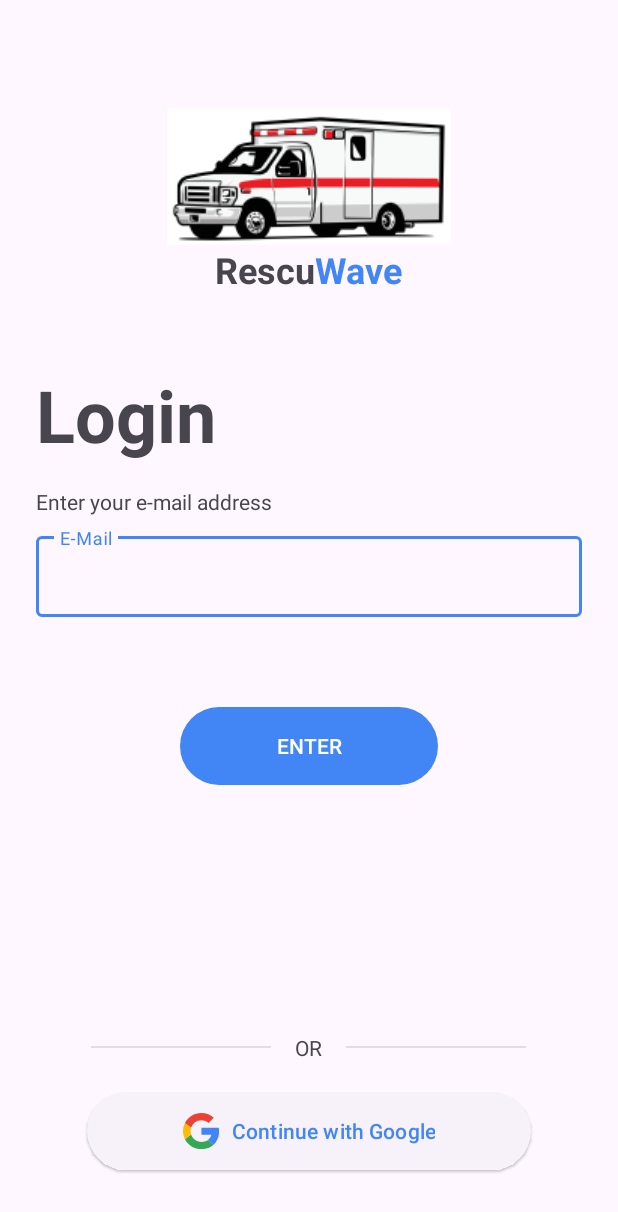
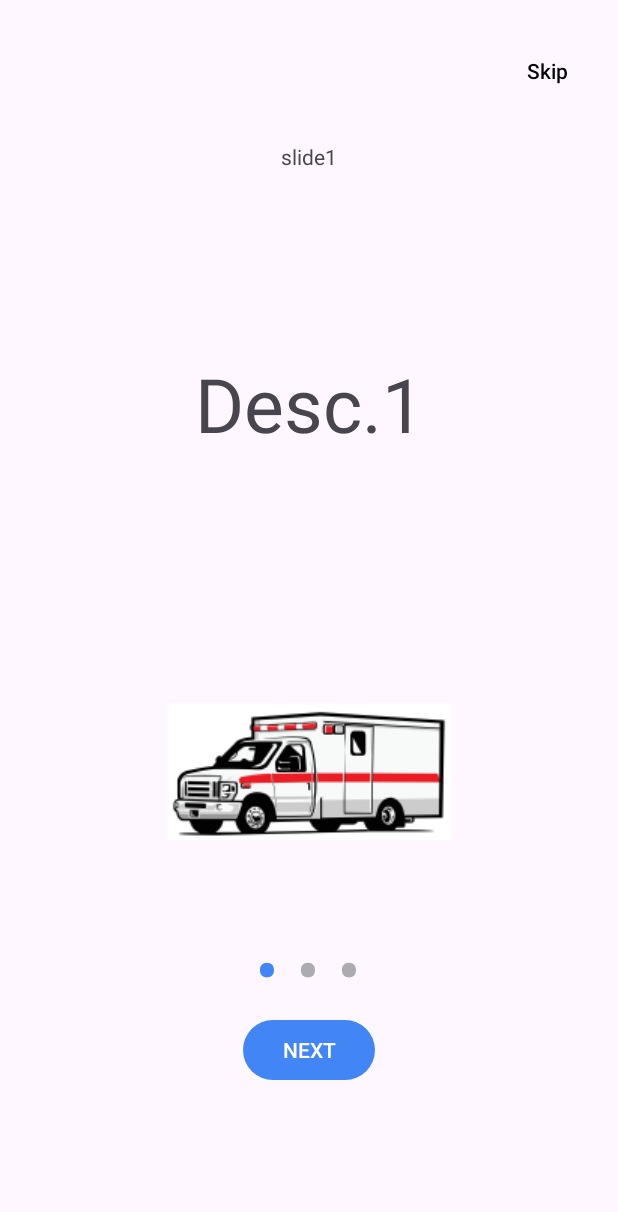
Before and after one commit to mNik033/RescuWave, an Android app built with Jetpack Compose: the screen it shows after launch (LoginActivity before the commit, IntroActivity after it), on a phone screen of 412 x 824 dp. Shown: the top 1212 px of the screen. Run offline under Robolectric (Android 15) with nearby library versions, the phone set to English and light mode, and no system bars; our stand-ins replace Firebase (no records; nobody signed in at launch, a user with empty details on screens opened directly).

Commit message:
feat: add intro screen using viewpager

```diff
--- a/app/src/main/AndroidManifest.xml
+++ b/app/src/main/AndroidManifest.xml
@@ -13,7 +13,7 @@
         android:theme="@style/Theme.RescuWave"
         tools:targetApi="31">
         <activity
-            android:name=".LoginActivity"
+            android:name=".IntroActivity"
             android:exported="true">
             <intent-filter>
                 <action android:name="android.intent.action.MAIN" />
@@ -23,11 +23,13 @@
         </activity>
 
         <activity
+            android:name=".LoginActivity"
+            android:exported="false"/>
+        <activity
             android:name=".MainActivity"
             android:exported="false"
             android:label="@string/app_name"
-            android:theme="@style/Theme.RescuWave">
-        </activity>
+            android:theme="@style/Theme.RescuWave" />
     </application>
 
 </manifest>
--- /dev/null
+++ b/app/src/main/java/com/rescu/wave/IntroActivity.kt
@@ -0,0 +1,117 @@
+package com.rescu.wave
+
+import android.content.Intent
+import androidx.appcompat.app.AppCompatActivity
+import android.os.Bundle
+import android.view.View
+import android.widget.Button
+import android.widget.TextView
+import androidx.viewpager.widget.ViewPager
+import com.google.firebase.auth.FirebaseAuth
+
+class IntroActivity : AppCompatActivity() {
+
+    lateinit var viewPager: ViewPager
+    lateinit var sliderAdapter: sliderAdapter
+    lateinit var sliderList: ArrayList<sliderData>
+    private lateinit var auth:FirebaseAuth
+
+    lateinit var skip : Button
+    lateinit var next : Button
+    lateinit var dot0 : TextView
+    lateinit var dot1 : TextView
+    lateinit var dot2 : TextView
+    override fun onCreate(savedInstanceState: Bundle?) {
+        super.onCreate(savedInstanceState)
+        setContentView(R.layout.activity_intro)
+
+        // Initialize Firebase Auth
+        auth = FirebaseAuth.getInstance()
+
+        val user = auth.currentUser
+
+        // Check if user is already signed-in
+        if (user != null) {
+            startActivity(Intent(this, MainActivity::class.java))
+            finish()
+        }
+
+        viewPager=findViewById(R.id.viewPager)
+        skip= findViewById(R.id.skip)
+        next=findViewById(R.id.next)
+        dot0 = findViewById(R.id.dot0)
+        dot1 = findViewById(R.id.dot1)
+        dot2 = findViewById(R.id.dot2)
+
+        skip.setOnClickListener {
+            startActivity(Intent(this, LoginActivity::class.java))
+            finish()
+        }
+
+        sliderList= ArrayList()
+
+        sliderList.add(sliderData("slide1","Desc.1",R.drawable.ambulance))
+        sliderList.add(sliderData("slide2","Desc.2",R.drawable.ambulance))
+        sliderList.add(sliderData("slide3","Desc.3",R.drawable.ambulance))
+
+        sliderAdapter= sliderAdapter(this,sliderList)
+        viewPager.adapter=sliderAdapter
+
+        viewPager.addOnPageChangeListener(listener)
+
+        next.setOnClickListener {
+            if(viewPager.currentItem==2){
+                startActivity(Intent(this, LoginActivity::class.java))
+                finish()
+            }
+            else{
+                viewPager.currentItem+=1
+            }
+        }
+    }
+
+    var listener:ViewPager.OnPageChangeListener= object : ViewPager.OnPageChangeListener{
+        override fun onPageScrolled(
+            position: Int,
+            positionOffset: Float,
+            positionOffsetPixels: Int
+        ) {
+
+        }
+
+        override fun onPageSelected(position: Int) {
+            when(position){
+                0->{
+                    dot0.setTextColor(resources.getColor(R.color.colorPrimary, theme))
+                    dot1.setTextColor(resources.getColor(com.google.android.material.R.color.material_dynamic_neutral70,theme))
+                    dot2.setTextColor(resources.getColor(com.google.android.material.R.color.material_dynamic_neutral70,theme))
+
+                }
+                1->{
+                    dot0.setTextColor(resources.getColor(com.google.android.material.R.color.material_dynamic_neutral70,theme))
+                    dot1.setTextColor(resources.getColor(R.color.colorPrimary, theme))
+                    dot2.setTextColor(resources.getColor(com.google.android.material.R.color.material_dynamic_neutral70,theme))
+
+                }
+                2->{
+                    dot0.setTextColor(resources.getColor(com.google.android.material.R.color.material_dynamic_neutral70,theme))
+                    dot1.setTextColor(resources.getColor(com.google.android.material.R.color.material_dynamic_neutral70,theme))
+                    dot2.setTextColor(resources.getColor(R.color.colorPrimary, theme))
+
+                    next.text = "Finish"
+                    next.setOnClickListener {
+                        startActivity(Intent(this@IntroActivity, LoginActivity::class.java))
+                        finish()
+                    }
+                    skip.visibility = View.INVISIBLE
+
+                }
+            }
+        }
+
+        override fun onPageScrollStateChanged(state: Int) {
+
+        }
+
+    }
+}
--- /dev/null
+++ b/app/src/main/java/com/rescu/wave/sliderAdapter.kt
@@ -0,0 +1,49 @@
+package com.rescu.wave
+
+import android.content.Context
+import android.media.Image
+import android.view.View
+import android.view.ViewGroup
+import androidx.viewpager.widget.PagerAdapter
+import android.view.LayoutInflater
+import android.widget.ImageView
+import android.widget.LinearLayout
+import android.widget.TextView
+import androidx.core.content.getSystemService
+
+class sliderAdapter(
+    val context: Context,
+    var sliderList: ArrayList<sliderData>
+
+    ) : PagerAdapter() {
+    override fun getCount(): Int {
+        return sliderList.size
+    }
+
+    override fun isViewFromObject(view: View, `object`: Any): Boolean {
+        return view === `object` as LinearLayout
+    }
+
+    override fun instantiateItem(container: ViewGroup, position: Int): Any {
+
+        val layoutInflater: LayoutInflater= context.getSystemService(Context.LAYOUT_INFLATER_SERVICE) as LayoutInflater
+
+        val view: View= layoutInflater.inflate(R.layout.slider,container,false)
+        val image= view.findViewById<ImageView>(R.id.image1)
+        val title:TextView= view.findViewById(R.id.title)
+        val description: TextView= view.findViewById(R.id.description)
+
+        val sliderData: sliderData =sliderList.get(position)
+        title.text= sliderData.title
+        description.text=sliderData.description
+        image.setImageResource(sliderData.image)
+
+        container.addView(view)
+        return view
+    }
+
+    override fun destroyItem(container: ViewGroup, position: Int, `object`: Any) {
+        container.removeView(`object` as LinearLayout)
+    }
+
+}
--- /dev/null
+++ b/app/src/main/java/com/rescu/wave/sliderData.kt
@@ -0,0 +1,7 @@
+package com.rescu.wave
+
+data class sliderData(
+    var title: String,
+    var description: String,
+    var image: Int
+)
--- /dev/null
+++ b/app/src/main/res/layout/activity_intro.xml
@@ -0,0 +1,128 @@
+<?xml version="1.0" encoding="utf-8"?>
+<LinearLayout xmlns:android="http://schemas.android.com/apk/res/android"
+    xmlns:app="http://schemas.android.com/apk/res-auto"
+    xmlns:tools="http://schemas.android.com/tools"
+    android:layout_width="match_parent"
+    android:orientation="vertical"
+    android:layout_height="match_parent"
+    tools:context=".IntroActivity">
+
+    <LinearLayout
+        android:layout_width="match_parent"
+        android:layout_height="wrap_content"
+        android:background="@android:color/transparent"
+        android:layout_marginTop="20dp"
+        android:orientation="horizontal">
+
+
+        <View
+            android:layout_width="0dp"
+            android:layout_height="match_parent"
+            android:layout_weight="2"/>
+
+
+        <Button
+            android:id="@+id/skip"
+            android:layout_width="wrap_content"
+            android:layout_height="wrap_content"
+            android:layout_margin="3dp"
+            android:background="@android:color/transparent"
+            android:text ="Skip"
+            android:visibility="visible"
+            android:textColor="@color/black"/>
+
+    </LinearLayout>
+
+
+    <androidx.viewpager.widget.ViewPager
+        android:id="@+id/viewPager"
+        android:layout_width="match_parent"
+        android:layout_height="0dp"
+        android:layout_weight="1">
+
+
+    </androidx.viewpager.widget.ViewPager>
+
+
+    <LinearLayout
+        android:layout_width="match_parent"
+        android:layout_height="wrap_content"
+        android:background="@android:color/transparent"
+        android:orientation="horizontal"
+        android:weightSum="5">
+
+        <View
+            android:layout_width="0dp"
+            android:layout_height="match_parent"
+            android:layout_weight="2" />
+
+        <LinearLayout
+            android:id="@+id/idLLDots"
+            android:layout_width="0dp"
+            android:layout_height="wrap_content"
+            android:layout_gravity="center_horizontal"
+            android:layout_weight="1"
+            android:gravity="center_horizontal"
+            android:orientation="horizontal"
+            android:weightSum="3">
+
+
+            <TextView
+                android:id="@+id/dot0"
+                android:layout_width="0dp"
+                android:layout_height="wrap_content"
+                android:layout_gravity="center"
+                android:layout_margin="3dp"
+                android:layout_weight="1"
+                android:text="•"
+                android:textAlignment="center"
+                android:textColor="@color/colorPrimary"
+                android:textSize="40sp"
+                android:textStyle="bold" />
+
+
+            <TextView
+                android:id="@+id/dot1"
+                android:layout_width="0dp"
+                android:layout_height="wrap_content"
+                android:layout_gravity="center"
+                android:layout_margin="3dp"
+                android:layout_weight="1"
+                android:text="•"
+                android:textAlignment="center"
+                android:textColor="@color/material_dynamic_neutral70"
+                android:textSize="40sp"
+                android:textStyle="bold" />
+
+
+            <TextView
+                android:id="@+id/dot2"
+                android:layout_width="0dp"
+                android:layout_height="wrap_content"
+                android:layout_gravity="center"
+                android:layout_margin="3dp"
+                android:layout_weight="1"
+                android:text="•"
+                android:textAlignment="center"
+                android:textColor="@color/material_dynamic_neutral70"
+                android:textSize="40sp"
+                android:textStyle="bold" />
+
+        </LinearLayout>
+
+
+
+    </LinearLayout>
+
+    <Button
+        android:id="@+id/next"
+        android:layout_width="wrap_content"
+        android:layout_height="wrap_content"
+        android:layout_gravity="center_horizontal"
+        android:text="NEXT"/>
+    <View
+        android:layout_width="wrap_content"
+        android:layout_height="100dp"
+        />
+
+</LinearLayout>
--- /dev/null
+++ b/app/src/main/res/layout/slider.xml
@@ -0,0 +1,33 @@
+<?xml version="1.0" encoding="utf-8"?>
+<LinearLayout xmlns:android="http://schemas.android.com/apk/res/android"
+    android:layout_width="match_parent"
+    android:layout_height="match_parent"
+    android:orientation="vertical">
+
+    <TextView
+        android:id="@+id/title"
+        android:layout_width="match_parent"
+        android:layout_height="10dp"
+        android:layout_margin="20dp"
+        android:layout_weight="1"
+        android:text="Slider1"
+        android:textAlignment="center" />
+
+    <TextView
+        android:id="@+id/description"
+        android:layout_width="match_parent"
+        android:layout_height="wrap_content"
+        android:layout_weight="1"
+        android:text="SLider1 desc."
+        android:textAlignment="center"
+        android:textSize="50dp"/>
+
+    <ImageView
+        android:id="@+id/image1"
+        android:layout_width="wrap_content"
+        android:layout_height="wrap_content"
+        android:layout_gravity="center"
+        android:layout_weight="1"
+        android:scaleType="center"
+        android:src="@drawable/fui_ic_microsoft_24dp" />
+</LinearLayout>
--- a/app/src/main/res/values/colors.xml
+++ b/app/src/main/res/values/colors.xml
@@ -6,6 +6,7 @@
     <color name="teal_200">#FF03DAC5</color>
     <color name="teal_700">#FF018786</color>
     <color name="black">#FF000000</color>
+    <color name="colorPrimary">#FF4285F4</color>
     <color name="white">#FFFFFFFF</color>
     <color name="snackbar_error_color">@color/design_default_color_error</color>
 </resources>
```
Also changed, not shown: 2 other files.
